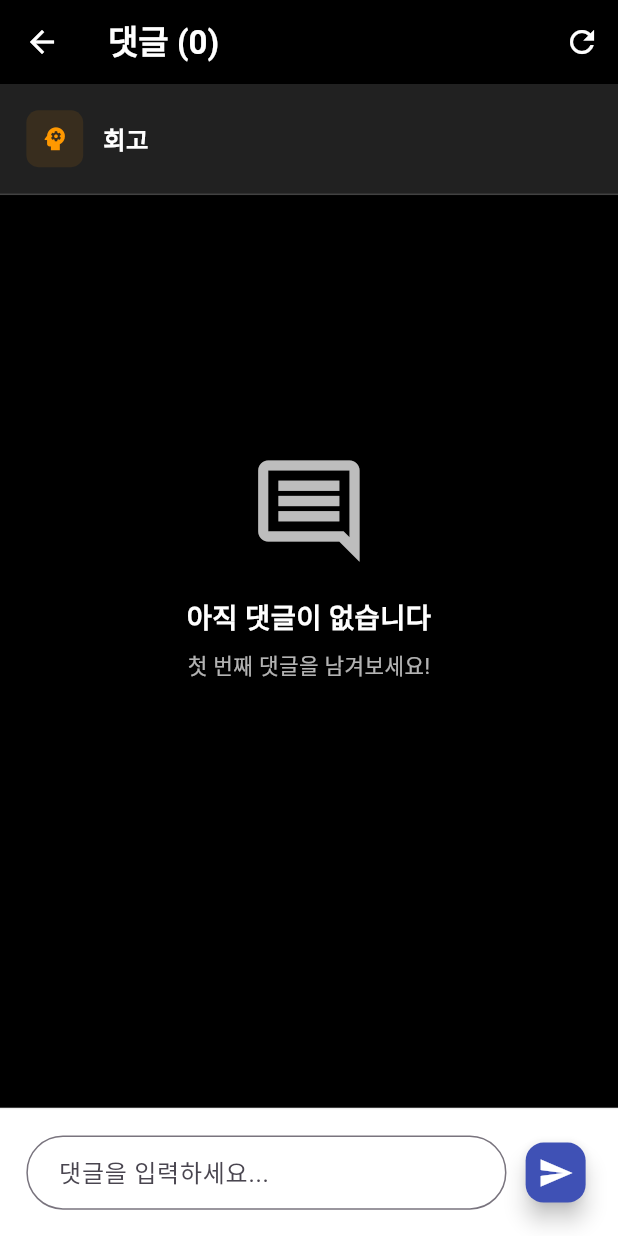
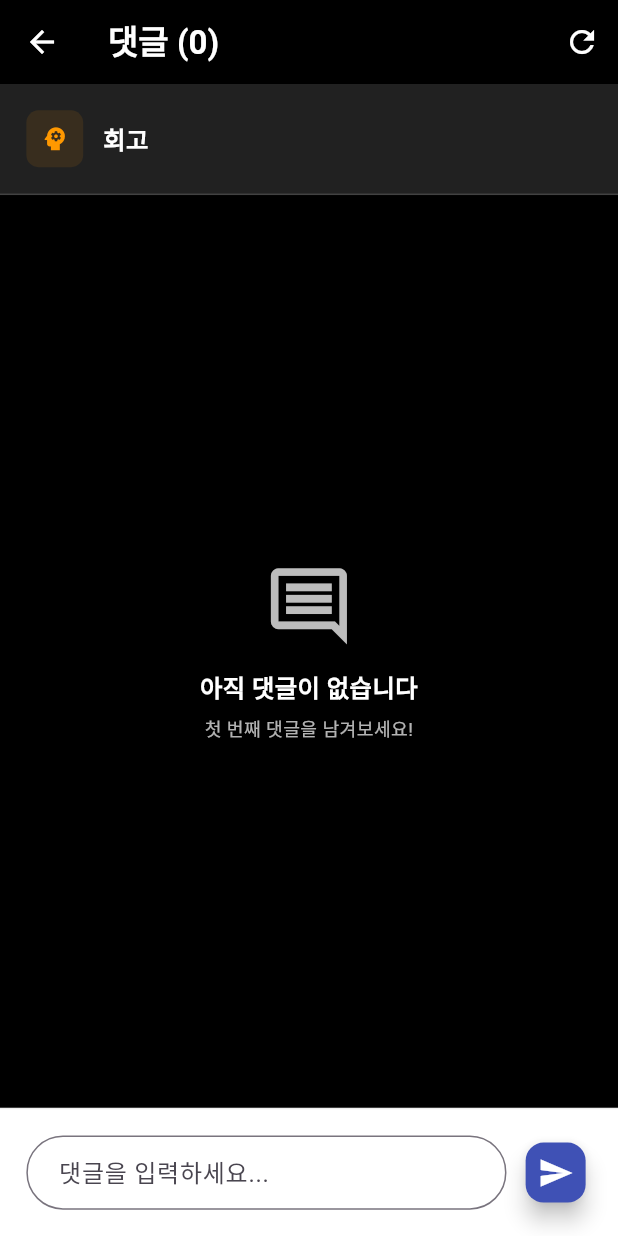
Before and after one commit to wisdom08/otf, a Flutter app: the CommentsPage screen opened directly, on a phone screen of 412 x 824 dp. Run offline on Flutter 3.47's test engine with Material 3 defaults, Android fonts, the phone set to English and light mode, and no system bars; our stand-ins replace confetti, flutter_screenutil, google_fonts, shared_preferences; accounts and stored records are empty; statements that could not run were skipped.

Commit message:
fix: 댓글 페이지 overflow 에러 최종 해결

```diff
--- a/lib/presentation/pages/comments/comments_page.dart
+++ b/lib/presentation/pages/comments/comments_page.dart
@@ -169,39 +169,32 @@ class _CommentsPageState extends State<CommentsPage> {
   }
 
   Widget _buildEmptyComments() {
-    return SingleChildScrollView(
-      child: Container(
-        height: MediaQuery.of(context).size.height * 0.6, // 화면 높이의 60% 사용
-        child: Center(
-          child: Padding(
-            padding: EdgeInsets.all(40.w),
+    return Center(
       child: Column(
+        mainAxisAlignment: MainAxisAlignment.center,
         mainAxisSize: MainAxisSize.min,
         children: [
-                Icon(Icons.comment_outlined, size: 80.sp, color: Colors.grey[400]),
-                SizedBox(height: 16.h),
+          Icon(Icons.comment_outlined, size: 60.sp, color: Colors.grey[400]),
+          SizedBox(height: 12.h),
           Text(
             '아직 댓글이 없습니다',
             style: TextStyle(
-                    fontSize: 18.sp,
+              fontSize: 16.sp,
               fontWeight: FontWeight.w600,
               color: Colors.white,
             ),
             textAlign: TextAlign.center,
           ),
-                SizedBox(height: 8.h),
+          SizedBox(height: 6.h),
           Text(
             '첫 번째 댓글을 남겨보세요!',
             style: TextStyle(
-                    fontSize: 14.sp,
+              fontSize: 12.sp,
               color: Colors.white70,
             ),
             textAlign: TextAlign.center,
           ),
         ],
-            ),
-          ),
-        ),
       ),
     );
   }
```
Lines whose indentation alone changed are shown as unchanged.
